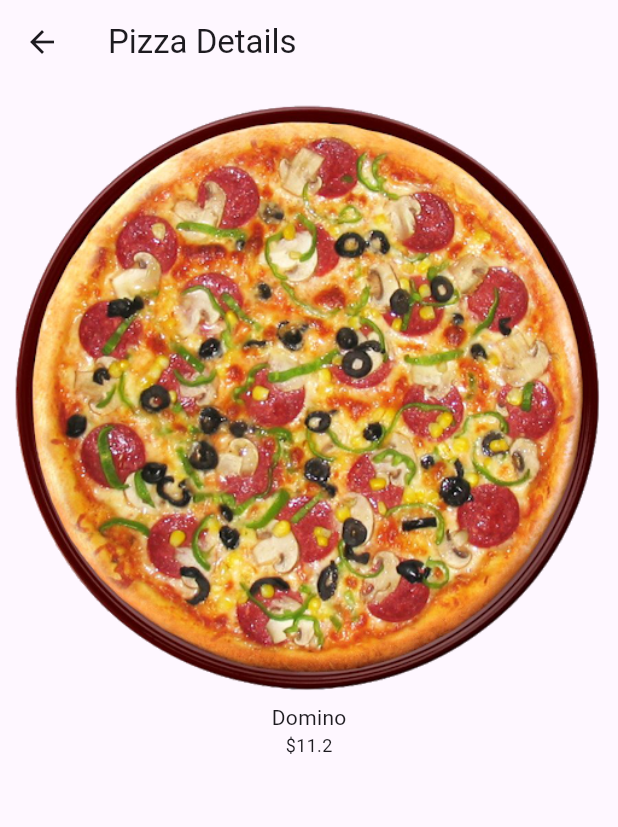
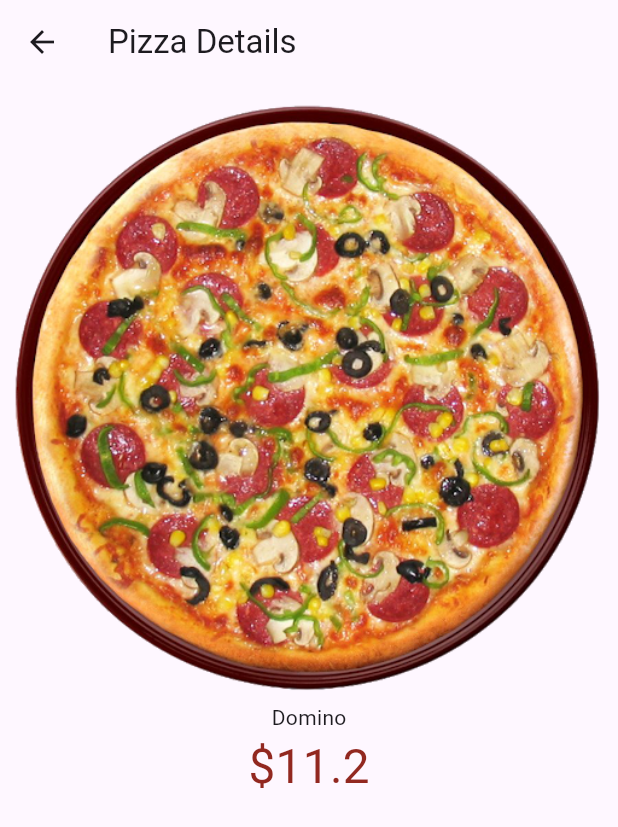
Before and after one commit to dtengeri/pizza_order_app, a Flutter app: the screen it shows once a user with an empty profile is signed in, after a tap on "Domino", on a phone screen of 412 x 824 dp. Shown: the top 827 px of the screen. Run offline on Flutter 3.47's test engine with Material 3 defaults, Android fonts, the light colour scheme and no system bars; our stand-ins replace cloud_firestore, dio, firebase_auth, firebase_core, flutter_map, flutter_riverpod and 4 more; accounts and stored records are empty; generated files the repository leaves out were written again.

Commit message:
feat: added some animations

```diff
--- a/lib/features/pizza_order/presentation/pizza_details_screen.dart
+++ b/lib/features/pizza_order/presentation/pizza_details_screen.dart
@@ -13,7 +13,44 @@ class PizzaDetailsScreen extends StatefulWidget {
   State<PizzaDetailsScreen> createState() => _PizzaDetailsScreenState();
 }
 
-class _PizzaDetailsScreenState extends State<PizzaDetailsScreen> {
+class _PizzaDetailsScreenState extends State<PizzaDetailsScreen>
+    with SingleTickerProviderStateMixin {
+  late Animation<double> _animation;
+  late Animation<Color?> _colorAnimation;
+  late AnimationController _animationController;
+
+  @override
+  void initState() {
+    super.initState();
+    _animationController = AnimationController(
+      duration: const Duration(milliseconds: 1500),
+      vsync: this,
+    );
+    _animation = Tween<double>(begin: 12, end: 32).animate(
+      CurvedAnimation(
+        parent: _animationController,
+        curve: Curves.easeInOutCubicEmphasized,
+      ),
+    );
+    _colorAnimation = ColorTween(
+      begin: Colors.black,
+      end: Colors.red,
+    ).animate(
+      CurvedAnimation(
+        parent: _animationController,
+        curve: Curves.easeIn,
+      ),
+    );
+
+    _animationController.repeat(reverse: true);
+  }
+
+  @override
+  void dispose() {
+    _animationController.dispose();
+    super.dispose();
+  }
+
   @override
   Widget build(BuildContext context) {
     return Scaffold(
@@ -22,14 +59,22 @@ class _PizzaDetailsScreenState extends State<PizzaDetailsScreen> {
       ),
       body: Column(
         children: [
-          Image.asset(widget.pizza.imageAsset),
+          Hero(
+            tag: widget.pizza.imageAsset,
+            child: Image.asset(widget.pizza.imageAsset),
+          ),
           Text(widget.pizza.name),
-          Text(
-            '\$${widget.pizza.price}',
-            style: const TextStyle(
-              fontSize: 12,
-            ),
-          ),
+          AnimatedBuilder(
+              animation: _animation,
+              builder: (context, _) {
+                return Text(
+                  '\$${widget.pizza.price}',
+                  style: TextStyle(
+                    fontSize: _animation.value,
+                    color: _colorAnimation.value,
+                  ),
+                );
+              }),
         ],
       ),
     );
--- a/lib/features/pizza_order/presentation/pizza_list_screen.dart
+++ b/lib/features/pizza_order/presentation/pizza_list_screen.dart
@@ -45,10 +45,13 @@ class PizzaListScreen extends ConsumerWidget {
                     ),
                   );
                 },
-                leading: Image.asset(
-                  pizzas[index].imageAsset,
-                  width: 50,
-                  height: 50,
+                leading: Hero(
+                  tag: pizzas[index].imageAsset,
+                  child: Image.asset(
+                    pizzas[index].imageAsset,
+                    width: 50,
+                    height: 50,
+                  ),
                 ),
                 title: Text(pizzas[index].name),
                 trailing: Text(
```
